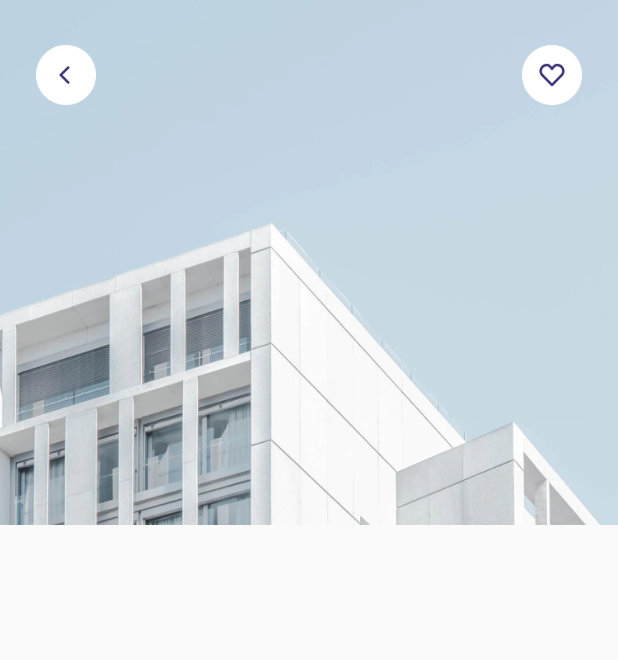
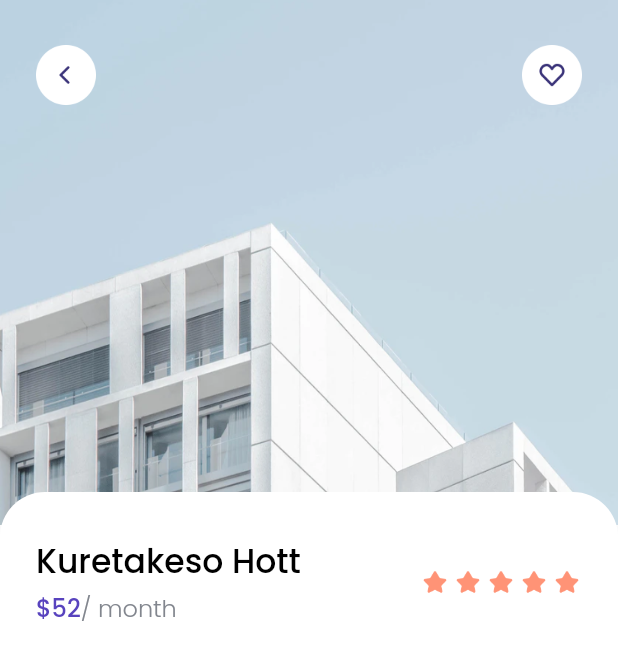
Before and after one commit to dyavas21/FindHouseApp, a Flutter app: the DetailPage screen opened directly, on a phone screen of 412 x 824 dp. Shown: the top 660 px of the screen. Run offline on Flutter 3.47's test engine with Material 2 defaults, Android fonts, the light colour scheme and no system bars; our stand-ins replace google_fonts.

Commit message:
detail page 2

```diff
--- a/houseapp/lib/pages/detail_page.dart
+++ b/houseapp/lib/pages/detail_page.dart
@@ -1,4 +1,5 @@
 import 'package:flutter/material.dart';
+import 'package:houseapp/theme.dart';
 
 class DetailPage extends StatelessWidget {
   @override
@@ -38,10 +39,117 @@ class DetailPage extends StatelessWidget {
                   ),
                 ],
               ),
+            ),
+            Padding(
+              padding: const EdgeInsets.only(top: 328),
+              child: Container(
+                padding: EdgeInsets.only(
+                  left: 24,
+                  top: 30,
+                  bottom: 40,
+                ),
+                width: double.infinity,
+                height: double.infinity,
+                decoration: BoxDecoration(
+                  color: Colors.white,
+                  borderRadius: BorderRadius.only(
+                    topLeft: Radius.circular(30),
+                    topRight: Radius.circular(30),
+                  ),
+                ),
+                child: Column(
+                  children: [
+                    title(),
+                  ],
+                ),
+              ),
             )
           ],
         ),
       ),
     );
   }
+
+  Widget title() {
+    return Row(
+      children: [
+        Column(
+          crossAxisAlignment: CrossAxisAlignment.start,
+          children: [
+            Text(
+              'Kuretakeso Hott',
+              style: blackTestStyle.copyWith(
+                fontSize: 22,
+              ),
+            ),
+            SizedBox(
+              height: 2,
+            ),
+            RichText(
+              text: TextSpan(
+                text: '\$52',
+                style: purpleTestStyle.copyWith(
+                  fontSize: 16,
+                ),
+                children: [
+                  TextSpan(
+                    text: '/ month',
+                    style: greyTestStyle.copyWith(
+                      fontSize: 16,
+                    ),
+                  ),
+                ],
+              ),
+            ),
+          ],
+        ),
+        Spacer(),
+        Container(
+          margin: EdgeInsets.only(right: 24),
+          child: Row(
+            children: [
+              Image.asset(
+                'assets/icon_star.png',
+                width: 20,
+              ),
+              SizedBox(
+                width: 2,
+              ),
+              Image.asset(
+                'assets/icon_star.png',
+                width: 20,
+              ),
+              SizedBox(
+                width: 2,
+              ),
+              Image.asset(
+                'assets/icon_star.png',
+                width: 20,
+              ),
+              SizedBox(
+                width: 2,
+              ),
+              Image.asset(
+                'assets/icon_star.png',
+                width: 20,
+              ),
+              SizedBox(
+                width: 2,
+              ),
+              Image.asset(
+                'assets/icon_star.png',
+                width: 20,
+              ),
+            ],
+          ),
+        ),
+      ],
+    );
+  }
+
+  Widget Facilities() {
+    return Column(
+      children: [],
+    );
+  }
 }
```
Also changed, not shown: 1 other file.
